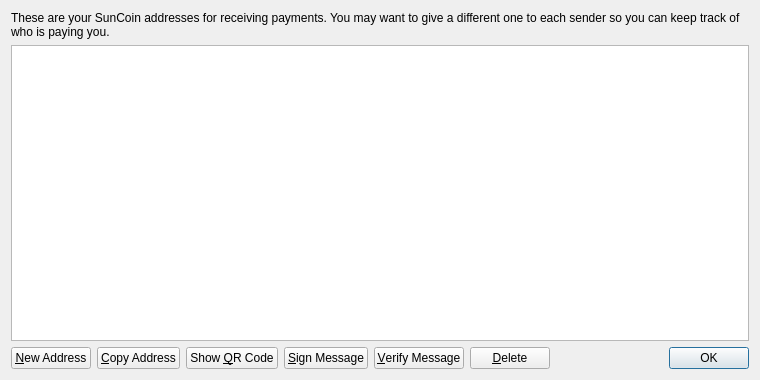
First picture: the form in src/qt/forms/addressbookpage.ui, repository Wisecoincore/suncoin, before the edit.
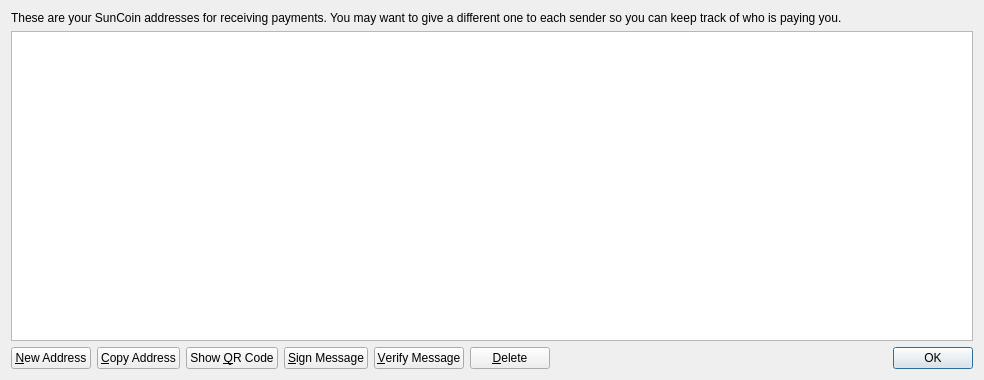
Second picture: the form after the edit. Icons and pictures are not drawn.

The edit to the form file:
```diff
--- a/src/qt/forms/addressbookpage.ui
+++ b/src/qt/forms/addressbookpage.ui
@@ -6,7 +6,7 @@
    <rect>
     <x>0</x>
     <y>0</y>
-    <width>760</width>
+    <width>984</width>
     <height>380</height>
    </rect>
   </property>
```
Left out of the diff: 3 changed lines with no effect on the pictures.
